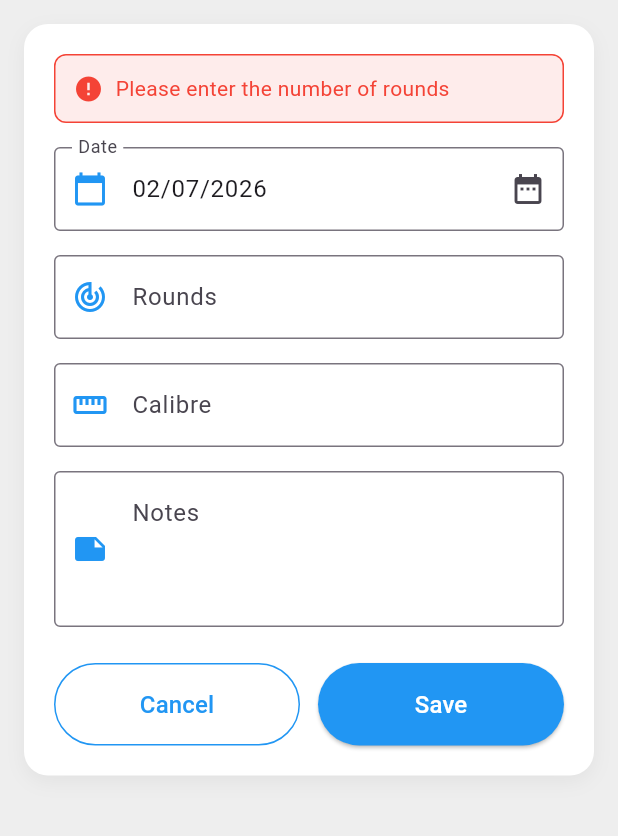
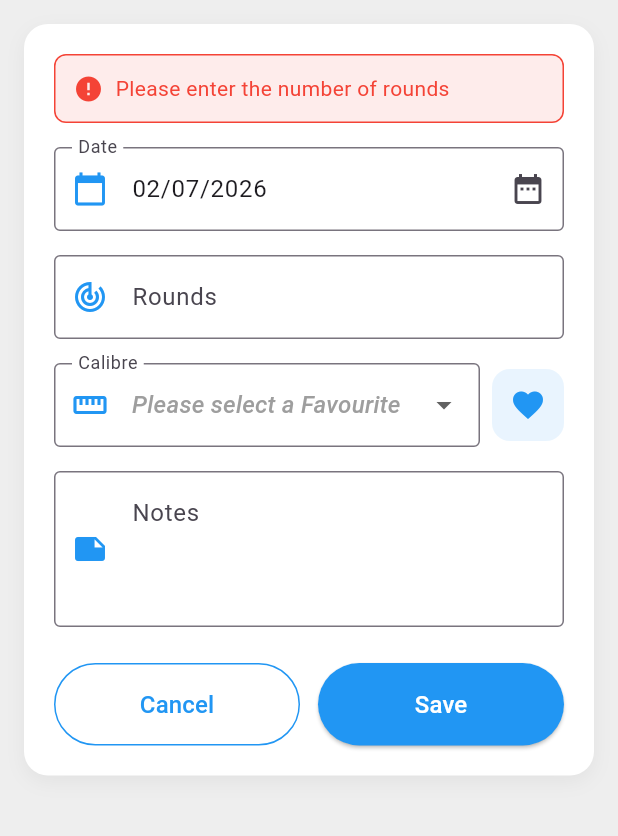
Before and after one commit to Cherry314/targetsawaynew, a Flutter app: the _ManualEntryScreen screen opened directly, after a tap on "Save", on a phone screen of 412 x 824 dp, the part 84-920 px from its top. Run offline on Flutter 3.47's test engine with Material 3 defaults, Android fonts, the phone set to English and light mode, and no system bars; our stand-ins replace audioplayers, cloud_firestore, file_picker, firebase_auth, firebase_core, fl_chart and 13 more; missing offline and left inert: mobile_scanner; accounts and stored records are empty.

```diff
--- a/lib/screens/rounds_manager_screen.dart
+++ b/lib/screens/rounds_manager_screen.dart
@@ -9,9 +9,12 @@ import 'package:path_provider/path_provider.dart';
 import 'package:share_plus/share_plus.dart';
 import 'package:pdf/pdf.dart';
 import 'package:pdf/widgets.dart' as pw;
+import 'package:shared_preferences/shared_preferences.dart';
+import '../data/dropdown_values.dart';
 import '../main.dart';
 import '../models/rounds_counter_entry.dart';
 import '../widgets/app_drawer.dart';
+import 'methods/caliber_selection_dialog.dart';
 
 class RoundsManagerScreen extends StatefulWidget {
   const RoundsManagerScreen({super.key});
@@ -1653,8 +1656,8 @@ class _ManualEntryScreenState extends State<_ManualEntryScreen> {
   DateTime selectedDate = DateTime.now();
   final dateController = TextEditingController();
   final roundsController = TextEditingController();
-  final calibreController = TextEditingController();
   final notesController = TextEditingController();
+  String? selectedCalibre;
   String? errorMessage;
   bool isLoading = false;
 
@@ -1662,13 +1665,26 @@ class _ManualEntryScreenState extends State<_ManualEntryScreen> {
   void initState() {
     super.initState();
     dateController.text = DateFormat('dd/MM/yyyy').format(selectedDate);
+    _loadFavoriteCalibres();
+  }
+
+  Future<void> _loadFavoriteCalibres() async {
+    final prefs = await SharedPreferences.getInstance();
+    final favoriteCalibres = prefs.getStringList('favoriteCalibers');
+    if (favoriteCalibres != null && favoriteCalibres.isNotEmpty) {
+      DropdownValues.calibers = favoriteCalibres;
+    }
+
+    if (!mounted) return;
+    setState(() {
+      selectedCalibre = DropdownValues.calibers.first;
+    });
   }
 
   @override
   void dispose() {
     dateController.dispose();
     roundsController.dispose();
-    calibreController.dispose();
     notesController.dispose();
     super.dispose();
   }
@@ -1728,8 +1744,8 @@ class _ManualEntryScreenState extends State<_ManualEntryScreen> {
         notes: notesController.text.trim().isNotEmpty
             ? notesController.text.trim()
             : null,
-        calibre: calibreController.text.trim().isNotEmpty
-            ? calibreController.text.trim()
+        calibre: selectedCalibre?.trim().isNotEmpty == true
+            ? selectedCalibre!.trim()
             : null,
       );
 
@@ -1871,15 +1887,72 @@ class _ManualEntryScreenState extends State<_ManualEntryScreen> {
                 const SizedBox(height: 16),
 
                 // Calibre Field
-                TextField(
-                  controller: calibreController,
-                  textCapitalization: TextCapitalization.characters,
-                  decoration: InputDecoration(
-                    labelText: 'Calibre',
-                    prefixIcon: Icon(Icons.straighten, color: primaryColor),
-                    border: const OutlineInputBorder(),
-                    hintText: 'e.g. .22, 9mm, .357',
-                  ),
+                Row(
+                  children: [
+                    Expanded(
+                      child: DropdownButtonFormField<String>(
+                        key: ValueKey('manual_calibre_$selectedCalibre'),
+                        value: selectedCalibre,
+                        isExpanded: true,
+                        decoration: InputDecoration(
+                          labelText: 'Calibre',
+                          prefixIcon: Icon(
+                            Icons.straighten,
+                            color: primaryColor,
+                          ),
+                          border: const OutlineInputBorder(),
+                        ),
+                        items: DropdownValues.calibers
+                            .map(
+                              (calibre) => DropdownMenuItem<String>(
+                                value: calibre,
+                                child: Text(
+                                  calibre.isEmpty
+                                      ? 'Please select a Favourite'
+                                      : calibre,
+                                  style: TextStyle(
+                                    fontStyle: calibre.isEmpty
+                                        ? FontStyle.italic
+                                        : FontStyle.normal,
+                                    color: calibre.isEmpty ? Colors.grey : null,
+                                  ),
+                                  overflow: TextOverflow.ellipsis,
+                                ),
+                              ),
+                            )
+                            .toList(),
+                        onChanged: (value) {
+                          setState(() => selectedCalibre = value);
+                        },
+                      ),
+                    ),
+                    const SizedBox(width: 8),
+                    Container(
+                      decoration: BoxDecoration(
+                        color: primaryColor.withValues(alpha: 0.1),
+                        borderRadius: BorderRadius.circular(12),
+                      ),
+                      child: IconButton(
+                        icon: Icon(Icons.favorite, color: primaryColor),
+                        tooltip: 'Manage Favourite Calibres',
+                        onPressed: () async {
+                          await showCaliberSelectionDialog(
+                            context: context,
+                            onSelectionChanged: () {
+                              setState(() {
+                                final currentCalibres = DropdownValues.calibers;
+                                if (!currentCalibres.contains(
+                                  selectedCalibre,
+                                )) {
+                                  selectedCalibre = currentCalibres.first;
+                                }
+                              });
+                            },
+                          );
+                        },
+                      ),
+                    ),
+                  ],
                 ),
                 const SizedBox(height: 16),
 
```
